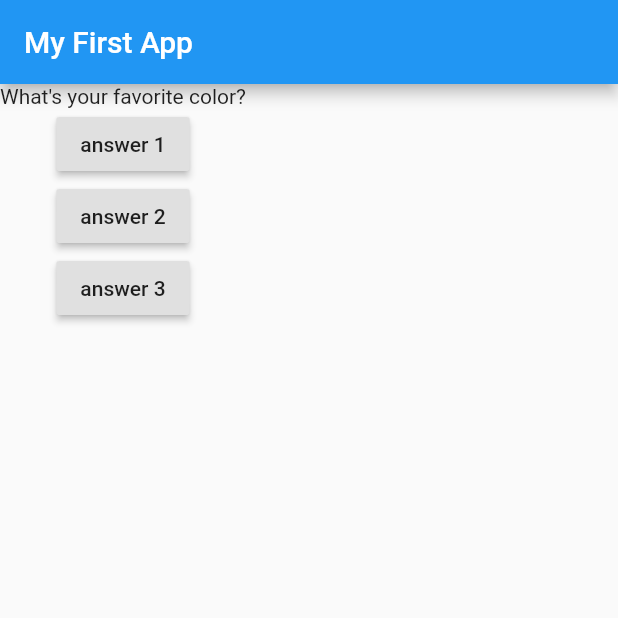
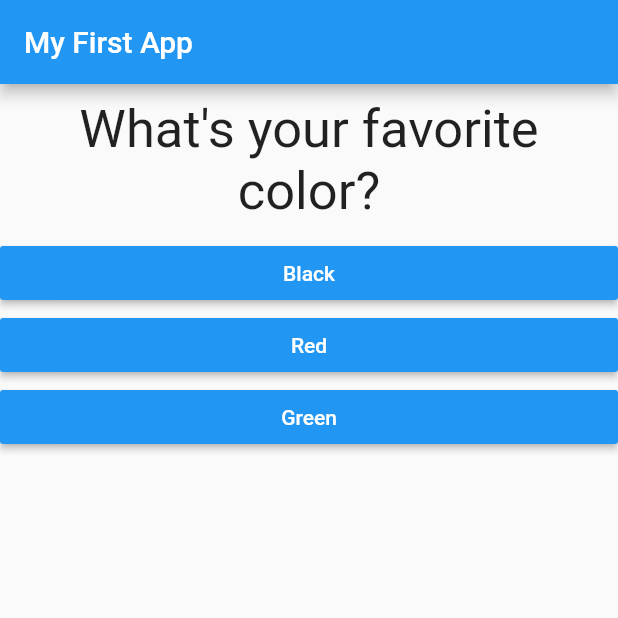
Before and after one commit to deepanshdubey/Flutter, a Flutter app: the screen it shows after launch, on a phone screen of 412 x 824 dp, the top half of it. Run offline on Flutter 3.47's test engine with Material 2 defaults, Android fonts, the phone set to English and light mode, and no system bars.

Commit message:
Dynamically loaded buttons/questions added

```diff
--- /dev/null
+++ b/lib/answer.dart
@@ -0,0 +1,22 @@
+import 'package:flutter/material.dart';
+
+class Answer extends StatelessWidget {
+
+  final VoidCallback selectHandler;
+  final String answerText;
+
+  Answer(this.selectHandler, String this.answerText);
+
+  @override
+  Widget build(BuildContext context){
+    return Container(
+      width: double.infinity,
+      child: RaisedButton(
+        color: Colors.blue,
+        textColor: Colors.white,
+        child: Text(answerText),
+        onPressed: selectHandler,
+      ),
+    );
+  }
+}
--- a/lib/main.dart
+++ b/lib/main.dart
@@ -1,9 +1,11 @@
 // Deepansh Dubey.
 // 26/10/2021.
 
-import 'dart:html';
+// import 'dart:html';
 
 import 'package:flutter/material.dart';
+import './questions.dart';
+import './answer.dart';
 
 void main() {
   runApp(MyApp());
@@ -14,23 +16,36 @@ void main() {
 class MyApp extends StatefulWidget {
   @override
   State<StatefulWidget> createState() {
-    return MyAppState();
+    return _MyAppState();
   }
 }
 
-class MyAppState extends State<MyApp> {
-  var index = 0;
-  void answer() {
-    index = index + 1;
-    print(index);
-    print('Answer 1 Chosen');
+class _MyAppState extends State<MyApp> {
+  var _index = 0;
+  void _answer() {
+    setState(()
+    {
+      _index = _index + 1;
+    });
+    print(_index);
+    // print('Answer 1 Chosen');
   }
 
   @override
   Widget build(BuildContext context) {
     var questions = [
-      'What\'s your favorite color?',
-      'What\'s your favorite animal?'
+      {'questionText': 'What\'s your favorite color?',
+        'answers': ['Black', 'Red', 'Green'],
+      },
+      {
+        'questionText': 'What\'s your favorite animal?',
+        'answers' : ['Snake', 'Rabbit', 'Dog'],
+      },
+      {
+        'questionText': 'What\'s your favorite Car?',
+        'answers' : ['BMW 860 Li', 'Nissan GTR', 'Aston Martin DB11'],
+      },
+
     ];
     return MaterialApp(
       home: Scaffold(
@@ -40,16 +55,12 @@ class MyAppState extends State<MyApp> {
           )),
           body: Column(
             children: [
-              Text(questions[index]),
-              RaisedButton(child: Text('answer 1'), onPressed: answer),
-              RaisedButton(
-                  child: Text('answer 2'),
-                  onPressed: () => print('Answer 2 chosen')),
-              RaisedButton(
-                  child: Text('answer 3'),
-                  onPressed: () {
-                    print('Answer 3 chosen');
-                  }),
+              Questions(
+                questions[_index]['questionText'] as String,
+              ),
+              ...(questions[_index]['answers'] as List<String>).map((answer) {
+                return Answer(_answer, answer);
+              }).toList()
             ],
           )),
     );
--- /dev/null
+++ b/lib/questions.dart
@@ -0,0 +1,16 @@
+import 'package:flutter/cupertino.dart';
+import 'package:flutter/material.dart';
+class Questions extends StatelessWidget {
+  final String questionText;
+  Questions(this.questionText);
+  @override
+  Widget build(BuildContext context) {
+    return Container(
+        width: double.infinity,
+        margin: EdgeInsets.all(10),
+        child:Text(questionText, style: TextStyle(
+        fontSize: 35),
+        textAlign: TextAlign.center,
+        ));
+  }
+}
```
